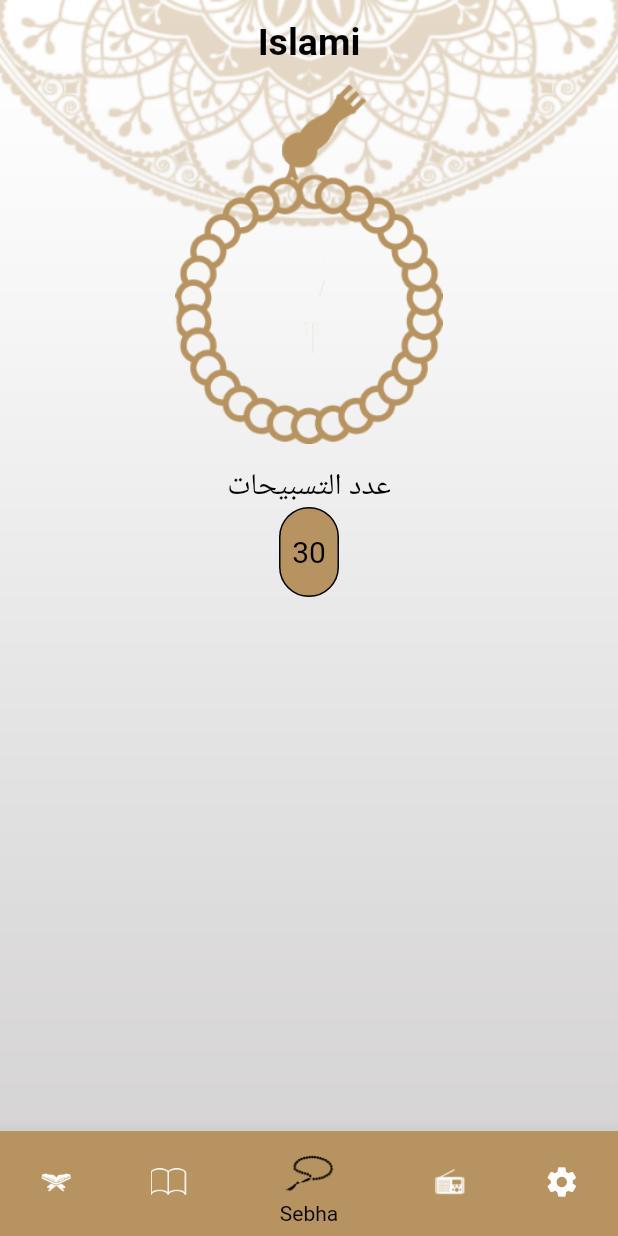
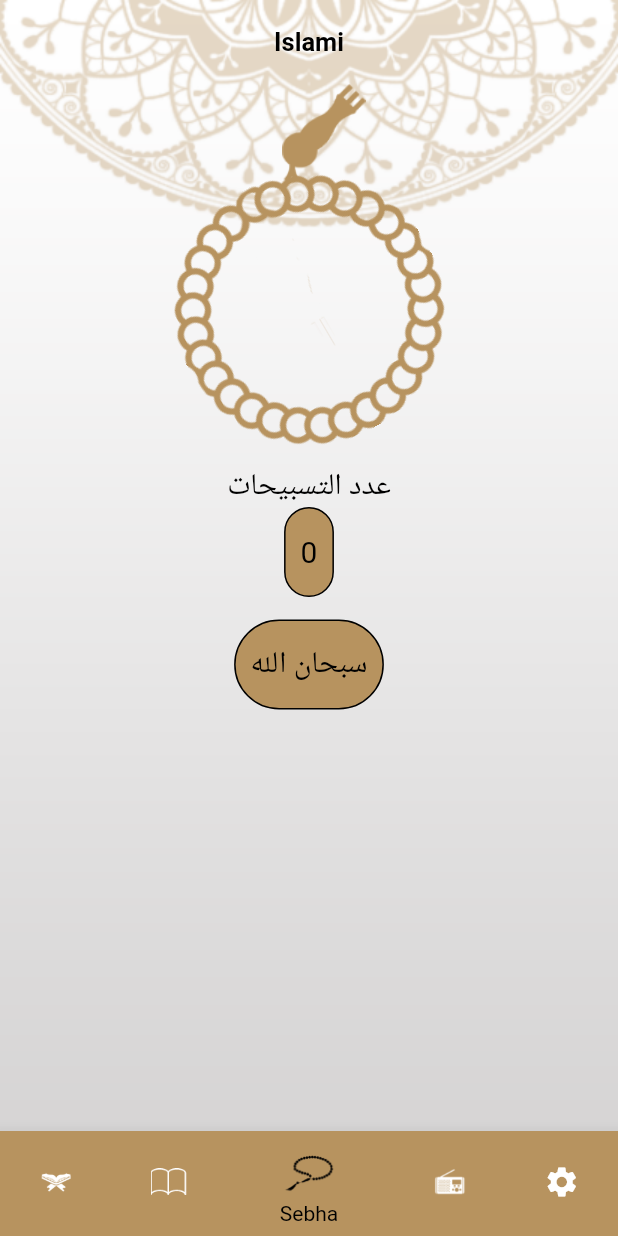
Before and after one commit to Hosam-Shalaby/islami_app, a Flutter app: the screen it shows after launch, item 3 of the bottom bar chosen, on a phone screen of 412 x 824 dp. Run offline on Flutter 3.47's test engine with Material 2 defaults, Android fonts, the phone set to English and light mode, and no system bars; generated files the repository leaves out were written again.

Commit message:
Create Sebha tab and edit theme style

```diff
--- a/lib/Home/Hadeth/hadeth_details_screen.dart
+++ b/lib/Home/Hadeth/hadeth_details_screen.dart
@@ -1,6 +1,7 @@
 import 'package:flutter/material.dart';
 import 'package:islamic/Home/Hadeth/hadeth_tab.dart';
 import 'package:provider/provider.dart';
+import 'package:flutter_gen/gen_l10n/app_localizations.dart';
 
 import '../Providers/settings_provider.dart';
 
@@ -18,7 +19,7 @@
               fit: BoxFit.fill,
               image: AssetImage(settingsProvider.getBackGround()))),
       child: Scaffold(
-        appBar: AppBar(title: const Text('Islami')),
+        appBar: AppBar(title:  Text((AppLocalizations.of(context)!.app_title))),
         body: SingleChildScrollView(
           child: Card(
               color: Theme.of(context).cardColor,
--- a/lib/Home/Quran/sura_content.dart
+++ b/lib/Home/Quran/sura_content.dart
@@ -45,7 +45,7 @@
                   child: ListView.separated(
                     itemBuilder: (context, index) =>
                         // VersesTitle(versesTitle: verses[index],),
-                        Text('(${index + 1}) ${verses[index]} ',
+                        Text(' ${verses[index]} (${index + 1})',
                             textAlign: TextAlign.center,
                             style: Theme.of(context).textTheme.bodyMedium),
                     itemCount: verses.length,
--- a/lib/Home/Sebha/sebha_tab.dart
+++ b/lib/Home/Sebha/sebha_tab.dart
@@ -1,8 +1,17 @@
 import 'package:flutter/material.dart';
 
-class SebhaTab extends StatelessWidget {
+class SebhaTab extends StatefulWidget {
   const SebhaTab({super.key});
 
+  @override
+  State<SebhaTab> createState() => _SebhaTabState();
+}
+
+class _SebhaTabState extends State<SebhaTab> {
+  double angel = 100;
+  int counter = 0;
+  int currentZekr = 0;
+  List<String> texts = ['سبحان الله', 'الحمدلله', ' الله أكبر'];
   @override
   Widget build(BuildContext context) {
     return Scaffold(
@@ -19,7 +28,15 @@
               Container(
                   margin: const EdgeInsets.only(top: 60),
                   height: 180,
-                  child: Image.asset('assets/images/body_sebha_logo.png'))
+                  child: InkWell(
+                    onTap: () {
+                      onClick();
+                    },
+                    child: Transform.rotate(
+                        angle: angel,
+                        child:
+                            Image.asset('assets/images/body_sebha_logo.png')),
+                  ))
             ],
           ),
           const SizedBox(
@@ -32,24 +49,75 @@
           Row(
             mainAxisAlignment: MainAxisAlignment.center,
             children: [
-              Container(
-                width: 40,
+              InkWell(
+                onTap: () {
+                  onClick();
+                },
+                child: Container(
+                  padding: const EdgeInsets.all(10),
                   height: 60,
                   decoration: BoxDecoration(
                     borderRadius: BorderRadius.circular(50),
                     border: Border.all(width: 1),
                     color: Theme.of(context).primaryColor,
                   ),
-                child: const Center(
+                  child: Center(
                     child: Text(
-                    '30',
+                      '$counter',
+                    ),
                   ),
                 ),
               )
             ],
+          ),
+          const SizedBox(
+            height: 15,
+          ),
+          Row(
+            mainAxisAlignment: MainAxisAlignment.center,
+            children: [
+              InkWell(
+                onTap: () {
+                  onClick();
+                },
+                child: Container(
+                  // width: 100,
+                  height: 60,
+                  padding: const EdgeInsets.all(10),
+                  decoration: BoxDecoration(
+                    borderRadius: BorderRadius.circular(50),
+                    border: Border.all(width: 1),
+                    color: Theme.of(context).primaryColor,
+                  ),
+                  child: Center(
+                    child: Text(
+                      texts[currentZekr],
+                    ),
+                  ),
+                ),
               )
+            ],
+          ),
         ],
       ),
     );
   }
+
+  onClick() {
+    // rotate photo
+    angel++;
+    // change zekr text
+    if (counter == 33) {
+      currentZekr++;
     }
+    currentZekr = currentZekr % texts.length;
+    // change counter
+    if (counter >= 33) {
+      counter = 0;
+    } else {
+      counter++;
+    }
+
+    setState(() {});
+  }
+}
--- a/lib/Styles/theme_data.dart
+++ b/lib/Styles/theme_data.dart
@@ -7,12 +7,12 @@
   static ThemeData lightTheme = ThemeData(
       dividerColor: lightPrimaryColor,
       primaryColor: lightPrimaryColor,
-      cardColor: lightPrimaryColor,
+      // cardColor: lightPrimaryColor,
       textTheme: const TextTheme(
           headlineMedium: TextStyle(
-              fontSize: 25, fontWeight: FontWeight.w600, color: Colors.black),
+              fontSize: 22, fontWeight: FontWeight.w600, color: Colors.black),
           titleMedium: TextStyle(
-              fontWeight: FontWeight.bold, fontSize: 25, color: Colors.black),
+              fontWeight: FontWeight.bold, fontSize: 17, color: Colors.black),
           bodyMedium: TextStyle(
               fontSize: 20,
               fontWeight: FontWeight.normal,
@@ -30,7 +30,7 @@
           titleTextStyle: TextStyle(
               color: Colors.black, fontSize: 30, fontWeight: FontWeight.bold)));
   static ThemeData darkTheme = ThemeData(
-      dividerColor: Colors.amber,
+      dividerColor: const Color.fromARGB(255, 224, 186, 32),
       primaryColor: darkPrimaryColor,
       cardColor: darkPrimaryColor,
       textTheme: const TextTheme(
@@ -41,10 +41,10 @@
           bodyMedium: TextStyle(
               fontSize: 20,
               fontWeight: FontWeight.normal,
-              color: Colors.yellow)),
+              color: Color.fromARGB(255, 224, 207, 52))),
       bottomNavigationBarTheme: const BottomNavigationBarThemeData(
           selectedIconTheme: IconThemeData(size: 40),
-          selectedItemColor: Colors.yellow,
+          selectedItemColor: Color.fromARGB(255, 218, 202, 60),
           unselectedItemColor: Colors.white),
       scaffoldBackgroundColor: Colors.transparent,
       appBarTheme: const AppBarTheme(
--- a/lib/main.dart
+++ b/lib/main.dart
@@ -24,7 +24,7 @@
       localizationsDelegates: AppLocalizations.localizationsDelegates,
       supportedLocales: const [
         Locale('en'), // English
-        Locale('ar'), // Spanish
+        Locale('ar'), // arabic
       ],
       locale: Locale(settingsProvider.currentLanguage),
       themeMode: settingsProvider.currentTheme,
```
Also changed, not shown: lib/Home/Hadeth/hadeth_tab.dart (+6 -6 lines), lib/Home/settings/language_bottom_sheet.dart (+5 -4 lines), lib/Home/settings/settings_tab.dart (+14 -9 lines), lib/Home/settings/theme_bottom_sheet.dart (+5 -4 lines), lib/l10n/app_ar.arb (+6 -2 lines), lib/l10n/app_en.arb (+6 -2 lines). Lines whose indentation alone changed are shown as unchanged.
